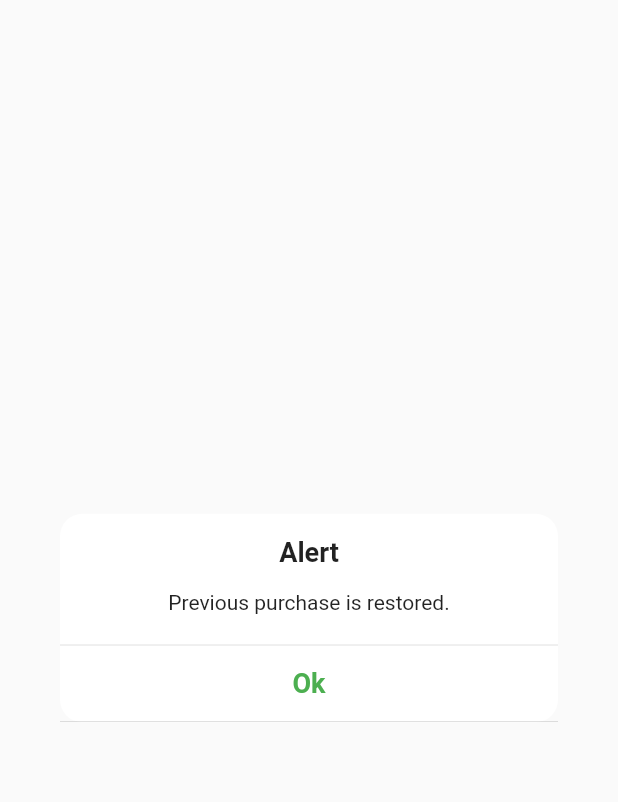
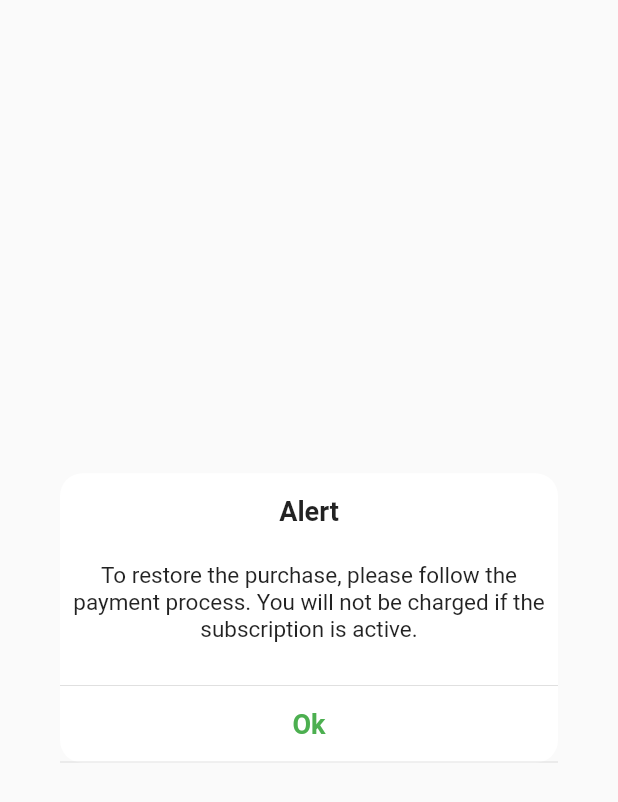
Before and after one commit to RutujaKunjir2/14_4, a Flutter app: the CustomAlertDialog widget shown alone on an empty page, opened directly, on a phone screen of 412 x 824 dp. Shown: the top 802 px of the screen. Run offline on Flutter 3.47's test engine with Material 2 defaults, Android fonts, the phone set to English and light mode, and no system bars; our stand-ins replace badges, cached_network_image, connectivity, device_info, firebase_core, firebase_crashlytics and 11 more; missing offline and left inert: flutter_email_sender, in_app_purchase_android, in_app_purchase_storekit, navigation_history_observer, oauth2, store_redirect; accounts and stored records are empty; network calls fail.

Commit message:
Update restore purchase message.

```diff
--- a/lib/models/CustomAlertDialog.dart
+++ b/lib/models/CustomAlertDialog.dart
@@ -37,7 +37,17 @@ class _CustomAlertDialogState extends State<CustomAlertDialog> {
             ),
           ),
           SizedBox(height: 15),
-          Text("${widget.description}"),
+          Center(
+            child: Padding(
+              padding: const EdgeInsets.all(8.0),
+              child: Text("${widget.description}",
+                textAlign: TextAlign.center,
+                style: TextStyle(
+                  fontSize: 15.0,
+                ),
+              ),
+            ),
+          ),
           SizedBox(height: 20),
           Divider(
             height: 1,
--- a/lib/screen/IosPayment.dart
+++ b/lib/screen/IosPayment.dart
@@ -442,7 +442,7 @@ class _MyAppState extends State<IosPayment> {
                 builder: (context) {
                   return CustomAlertDialog(
                     title: "Alert",
-                    description: "Previous purchase is restored.",
+                    description: "To restore the purchase, please follow the payment process. You will not be charged if the subscription is active.",
                     okbtn: true,
                     cancelbtn: false,
                   );
```
